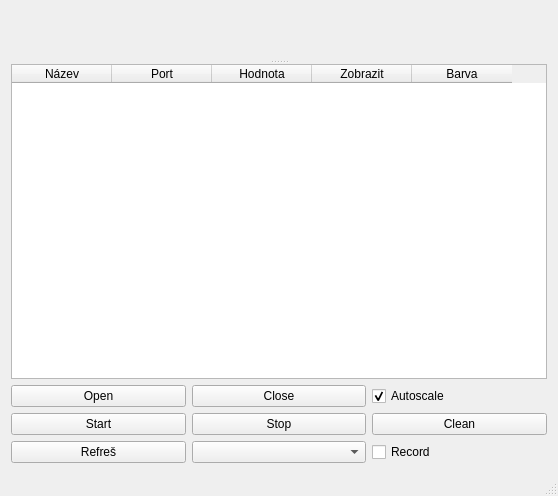
kubanecxxx/ADSniffer, file mainwindow.ui: the form before one commit.
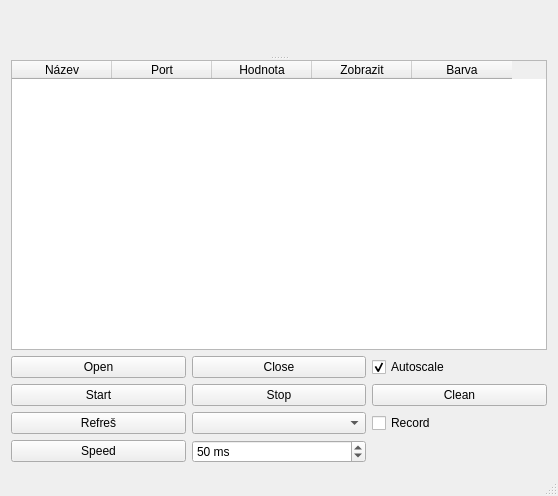
The form after the commit. Custom widgets are drawn as their Qt base class.

Commit message: přidaná podpora digitálního portu podpora změny rychlosti

What changed in the file:
```diff
--- a/mainwindow.ui
+++ b/mainwindow.ui
@@ -114,6 +114,29 @@
         </property>
        </widget>
       </item>
+      <item row="3" column="0">
+       <widget class="QPushButton" name="pushButton">
+        <property name="text">
+         <string>Speed</string>
+        </property>
+       </widget>
+      </item>
+      <item row="3" column="1">
+       <widget class="QSpinBox" name="spinBox">
+        <property name="suffix">
+         <string> ms</string>
+        </property>
+        <property name="minimum">
+         <number>3</number>
+        </property>
+        <property name="maximum">
+         <number>10000</number>
+        </property>
+        <property name="value">
+         <number>50</number>
+        </property>
+       </widget>
+      </item>
      </layout>
     </item>
    </layout>
```
Left out of the diff: 34 changed lines with no effect on the pictures. The commit also changes 2 other files.
